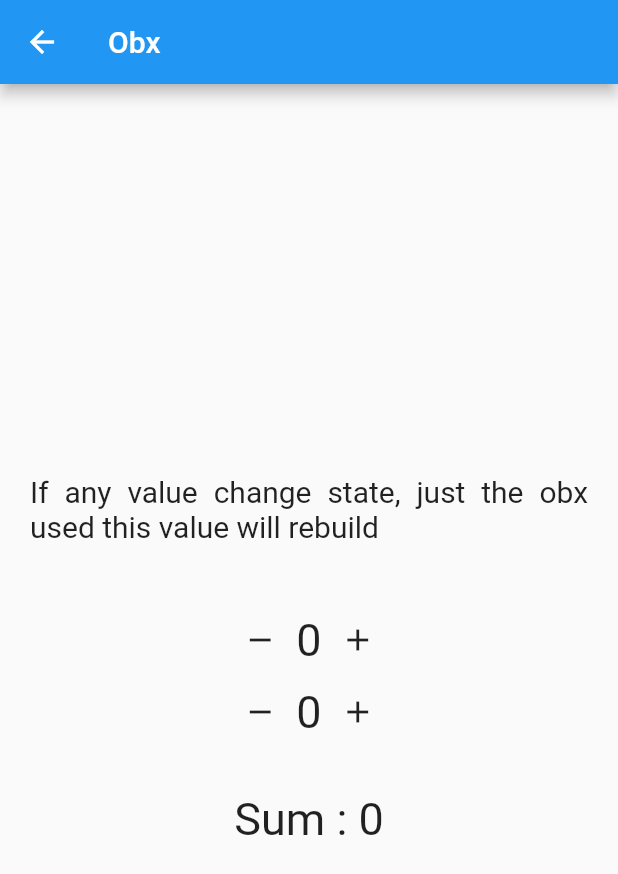
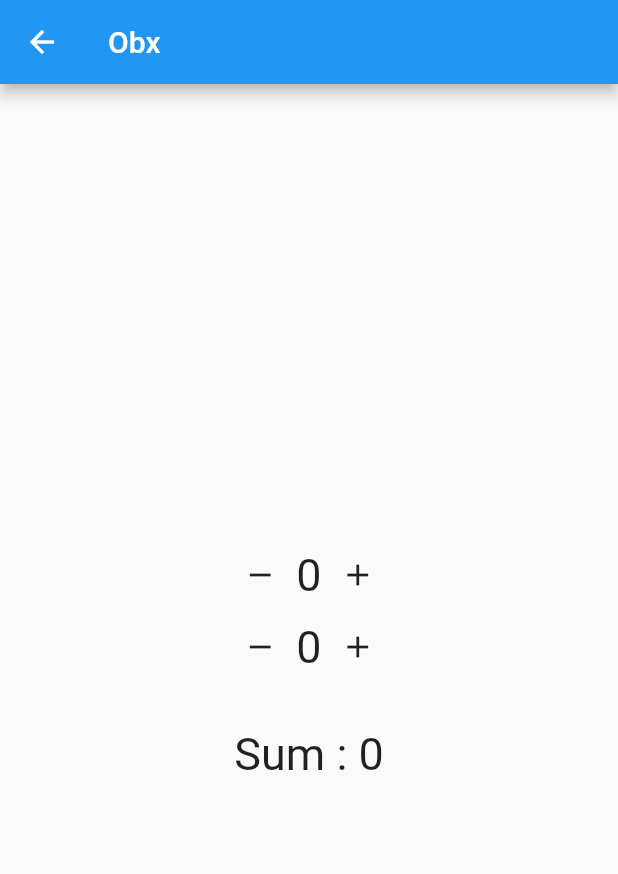
Before and after one commit to BayloDev/getx, a Flutter app: the ObxScreen screen opened directly, on a phone screen of 412 x 824 dp. Shown: the top 874 px of the screen. Run offline on Flutter 3.47's test engine with Material 2 defaults, Android fonts, the phone set to English and light mode, and no system bars; our stand-ins replace get, shared_preferences; accounts and stored records are empty.

Commit message:
Update obx_screen.dart

```diff
--- a/lib/view/state_management/obx_screen.dart
+++ b/lib/view/state_management/obx_screen.dart
@@ -20,12 +20,7 @@ class ObxScreen extends StatelessWidget {
           child: Column(
             mainAxisAlignment: MainAxisAlignment.center,
             children: [
-              const Text(
-                'If any value change state, just the obx used this value will rebuild',
-                style: TextStyle(fontSize: 20),
-                textAlign: TextAlign.justify,
-              ),
-              const SizedBox(height: 40),
+
               Obx(
                 () {
                   print('rebuild number1');
```
